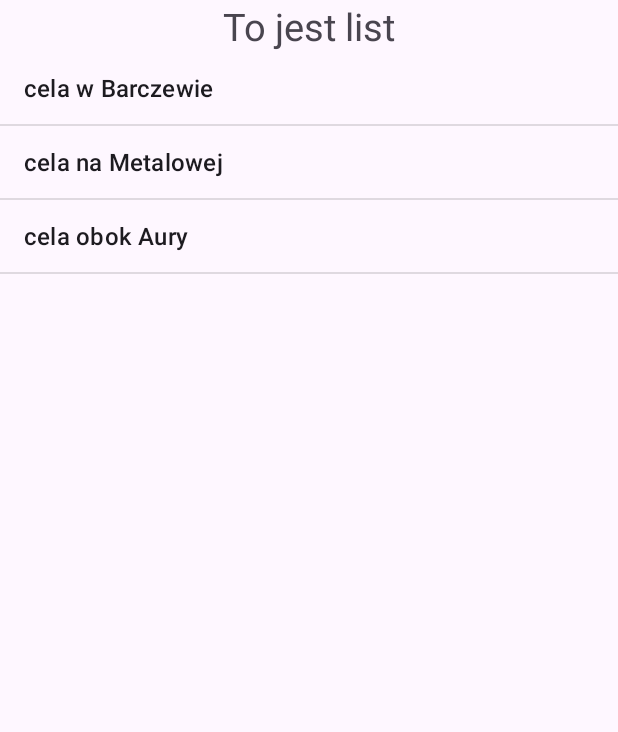
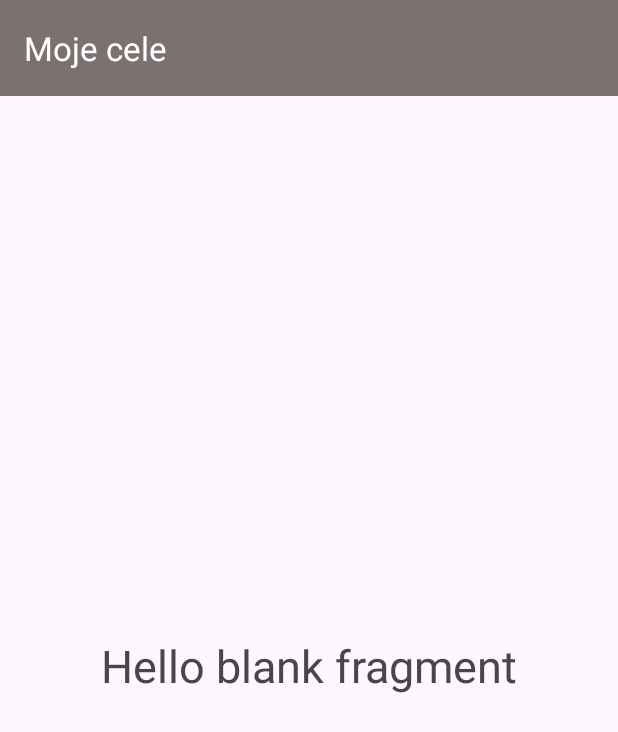
Before and after one commit to jsdydaktyk/Grupa-1-TIE-IV-Powtorka_doEGZAMINUPROGNEGO, an Android app: the screen it shows after launch (MainActivity), on a phone screen of 412 x 824 dp. Shown: the top 732 px of the screen. Run offline under Robolectric (Android 15) with nearby library versions, the phone set to English and light mode, and no system bars.

Commit message:
Add fragment

```diff
--- /dev/null
+++ b/app/src/main/java/com/example/tests/FirstFragment.kt
@@ -0,0 +1,59 @@
+package com.example.tests
+
+import android.os.Bundle
+import androidx.fragment.app.Fragment
+import android.view.LayoutInflater
+import android.view.View
+import android.view.ViewGroup
+
+// TODO: Rename parameter arguments, choose names that match
+// the fragment initialization parameters, e.g. ARG_ITEM_NUMBER
+private const val ARG_PARAM1 = "param1"
+private const val ARG_PARAM2 = "param2"
+
+/**
+ * A simple [Fragment] subclass.
+ * Use the [FirstFragment.newInstance] factory method to
+ * create an instance of this fragment.
+ */
+class FirstFragment : Fragment() {
+    // TODO: Rename and change types of parameters
+    private var param1: String? = null
+    private var param2: String? = null
+
+    override fun onCreate(savedInstanceState: Bundle?) {
+        super.onCreate(savedInstanceState)
+        arguments?.let {
+            param1 = it.getString(ARG_PARAM1)
+            param2 = it.getString(ARG_PARAM2)
+        }
+    }
+
+    override fun onCreateView(
+        inflater: LayoutInflater, container: ViewGroup?,
+        savedInstanceState: Bundle?
+    ): View? {
+        // Inflate the layout for this fragment
+        return inflater.inflate(R.layout.fragment_first, container, false)
+    }
+
+    companion object {
+        /**
+         * Use this factory method to create a new instance of
+         * this fragment using the provided parameters.
+         *
+         * @param param1 Parameter 1.
+         * @param param2 Parameter 2.
+         * @return A new instance of fragment FirstFragment.
+         */
+        // TODO: Rename and change types and number of parameters
+        @JvmStatic
+        fun newInstance(param1: String, param2: String) =
+            FirstFragment().apply {
+                arguments = Bundle().apply {
+                    putString(ARG_PARAM1, param1)
+                    putString(ARG_PARAM2, param2)
+                }
+            }
+    }
+}
--- a/app/src/main/java/com/example/tests/MainActivity.kt
+++ b/app/src/main/java/com/example/tests/MainActivity.kt
@@ -20,12 +20,29 @@ class MainActivity : AppCompatActivity() {
             insets
         }
 
-        val myList =findViewById<ListView>(R.id.mojalista)
-        val mojeCele = resources.getStringArray(R.array.mojecele)
-        var arrayAdapter = ArrayAdapter(this,
-            android.R.layout.simple_list_item_1,
-            mojeCele
-            )
-        myList.adapter=arrayAdapter
+        if(savedInstanceState == null){
+            supportFragmentManager.beginTransaction()
+                .replace(R.id.main_container_for_fragments, FirstFragment())
+                .commit()
+        }
+
+//        var mojeCiastka = mutableListOf(
+//            "W-Z",
+//            "Kremówka",
+//            "Pączek z nadzieniem pistacjowym"
+//        )
+//
+//        val myList =findViewById<ListView>(R.id.mojalista)
+//        val mojeCele = resources.getStringArray(R.array.mojecele)
+//        var arrayAdapter = ArrayAdapter(this,
+//            android.R.layout.simple_list_item_1,
+//            mojeCele
+//            )
+//        var arrayAdapterCiatka = ArrayAdapter(this,
+//            android.R.layout.simple_list_item_1,
+//            mojeCiastka
+//        )
+//        //myList.adapter=arrayAdapter
+//        myList.adapter=arrayAdapterCiatka
     }
 }
--- a/app/src/main/res/layout/activity_main.xml
+++ b/app/src/main/res/layout/activity_main.xml
@@ -9,17 +9,36 @@
     android:orientation="vertical"
     >
 
-    <TextView
+    <com.google.android.material.appbar.AppBarLayout
         android:layout_width="match_parent"
-        android:layout_height="wrap_content"
-        android:text="To jest list"
-        android:textSize="25sp"
-        android:gravity="center"
-       />
+        android:layout_height="wrap_content">
+        <com.google.android.material.appbar.MaterialToolbar
+            android:id="@+id/my_toolbar"
+            android:layout_width="match_parent"
+            android:layout_height="wrap_content"
+            app:title="Moje cele"
+            app:titleTextColor="@color/white"
+            android:background="@color/metalowy"
+            />
+    </com.google.android.material.appbar.AppBarLayout>
 
-    <ListView
-        android:id="@+id/mojalista"
+    <FrameLayout
+        android:id="@+id/main_container_for_fragments"
         android:layout_width="match_parent"
         android:layout_height="match_parent"/>
 
+
+<!--    <TextView-->
+<!--        android:layout_width="match_parent"-->
+<!--        android:layout_height="wrap_content"-->
+<!--        android:text="To jest list"-->
+<!--        android:textSize="25sp"-->
+<!--        android:gravity="center"-->
+<!--       />-->
+
+<!--    <ListView-->
+<!--        android:id="@+id/mojalista"-->
+<!--        android:layout_width="match_parent"-->
+<!--        android:layout_height="match_parent"/>-->
+
 </LinearLayout>
--- /dev/null
+++ b/app/src/main/res/layout/fragment_first.xml
@@ -0,0 +1,19 @@
+<?xml version="1.0" encoding="utf-8"?>
+<LinearLayout xmlns:android="http://schemas.android.com/apk/res/android"
+    xmlns:tools="http://schemas.android.com/tools"
+    android:layout_width="match_parent"
+    android:layout_height="match_parent"
+    tools:context=".FirstFragment"
+    android:orientation="vertical"
+
+    >
+
+    <!-- TODO: Update blank fragment layout -->
+    <TextView
+        android:layout_width="match_parent"
+        android:layout_height="match_parent"
+        android:gravity="center"
+        android:textSize="30sp"
+        android:text="@string/hello_blank_fragment" />
+
+</LinearLayout>
--- a/app/src/main/res/values/colors.xml
+++ b/app/src/main/res/values/colors.xml
@@ -2,4 +2,6 @@
 <resources>
     <color name="black">#FF000000</color>
     <color name="white">#FFFFFFFF</color>
+    <color name="metalowy">#7D7070</color>
+
 </resources>
--- a/app/src/main/res/values/strings.xml
+++ b/app/src/main/res/values/strings.xml
@@ -6,4 +6,6 @@
         <item>cela na Metalowej</item>
         <item>cela obok Aury</item>
     </string-array>
+    <!-- TODO: Remove or change this placeholder text -->
+    <string name="hello_blank_fragment">Hello blank fragment</string>
 </resources>
--- a/app/src/main/res/values/themes.xml
+++ b/app/src/main/res/values/themes.xml
@@ -2,7 +2,8 @@
     <!-- Base application theme. -->
     <style name="Base.Theme.Tests" parent="Theme.Material3.DayNight.NoActionBar">
         <!-- Customize your light theme here. -->
-        <!-- <item name="colorPrimary">@color/my_light_primary</item> -->
+        <item name="colorPrimary">@color/metalowy</item>
+        <item name="colorOnPrimary">@color/white</item>
     </style>
 
     <style name="Theme.Tests" parent="Base.Theme.Tests" />
```
